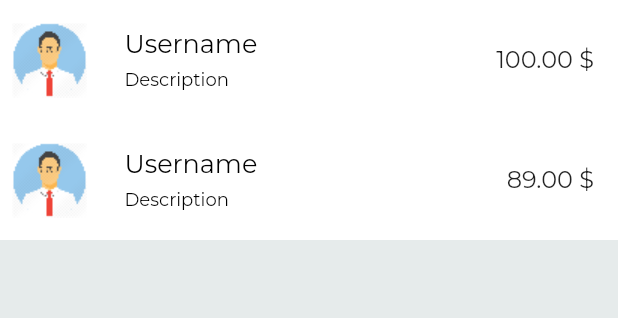
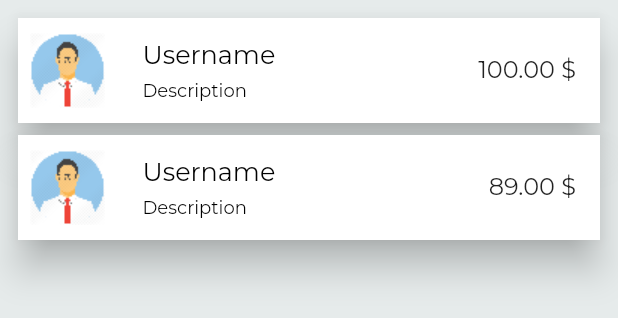
Before and after one commit to gopalkatariya44/ama, a Flutter app: the EmployeesData widget shown alone on an empty page, opened directly, on a phone screen of 412 x 824 dp. Shown: the top 318 px of the screen. Run offline on Flutter 3.47's test engine with Material 2 defaults, Android fonts, the light colour scheme and no system bars; our stand-ins replace awesome_dialog, google_fonts, image_picker; missing offline and left inert: flutter_simple_calculator.

Commit message:
home and Employ  Ui Change

```diff
--- a/lib/ama_theme.dart
+++ b/lib/ama_theme.dart
@@ -43,7 +43,7 @@ class AmaThemeData {
   }
 
   static const ColorScheme lightColorScheme = ColorScheme(
-    primary: Color(0xFFB93C5D),
+    primary: Color(0xFF4CAF50),
     primaryVariant: Color(0xFF117378),
     secondary: Color(0xFFEFF3F3),
     secondaryVariant: Color(0xFFFAFBFB),
@@ -59,7 +59,7 @@ class AmaThemeData {
   );
 
   static const ColorScheme darkColorScheme = ColorScheme(
-    primary: Color(0xFFFF8383),
+    primary: Color(0xFF4CAF50),
     primaryVariant: Color(0xFF1CDEC9),
     secondary: Color(0xFF4D1F7C),
     secondaryVariant: Color(0xFF451B6F),
--- a/lib/modal/sarees.dart
+++ b/lib/modal/sarees.dart
@@ -3,10 +3,10 @@ class Sarees {
   double price;
   String imageUrl;
   double size;
-  String description;
+  String? description;
 
   Sarees({
-    required this.description,
+    this.description,
     required this.imageUrl,
     required this.price,
     required this.size,
--- a/lib/screens/bottom_navigation_bar/employee_screen.dart
+++ b/lib/screens/bottom_navigation_bar/employee_screen.dart
@@ -8,13 +8,18 @@ class EmployeesData extends StatefulWidget {
 class _EmployeesDataState extends State<EmployeesData> {
   @override
   Widget build(BuildContext context) {
-    return ListView(
+    return Padding(
+      padding: const EdgeInsets.all(8.0),
+      child: Container(
+        child: ListView(
           children: [
             Column(
               children: [
-            Container(
+                Card(
+                  elevation: 10,
+                                  child: Container(
                     color: Colors.white,
-              height: 80,
+                    height: 70,
                     width: double.infinity,
                     child: Padding(
                       padding: const EdgeInsets.all(8.0),
@@ -61,10 +66,13 @@ class _EmployeesDataState extends State<EmployeesData> {
                       ),
                     ),
                   ),
-            Container(
+                ),
+                Card(
+                  elevation: 10,
+                                  child: Container(
                     color: Colors.white,
                     width: double.infinity,
-              height: 80,
+                    height: 70,
                     child: Padding(
                       padding: const EdgeInsets.all(8.0),
                       child: Row(
@@ -110,9 +118,12 @@ class _EmployeesDataState extends State<EmployeesData> {
                       ),
                     ),
                   ),
+                ),
               ],
             ),
           ],
+        ),
+      ),
     );
   }
 }
```
Also changed, not shown: lib/screens/addsaree.dart (+6 -6 lines), lib/screens/bottom_navigation_bar/home.dart (+10 -6 lines). Lines whose indentation alone changed are shown as unchanged.
